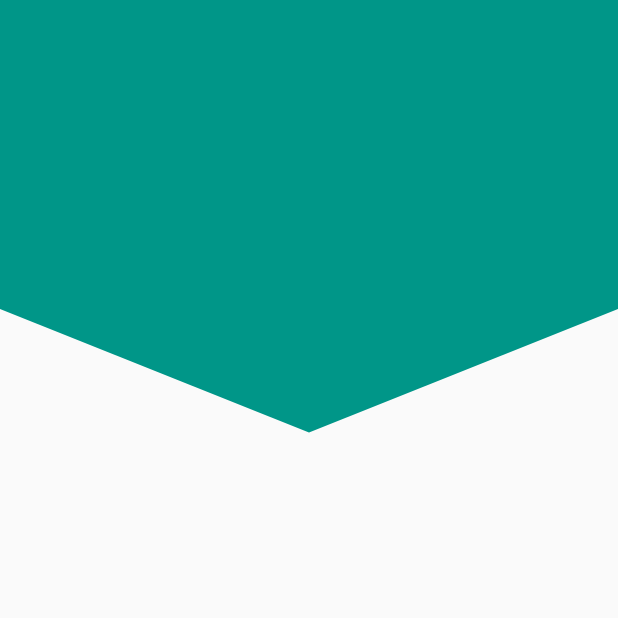
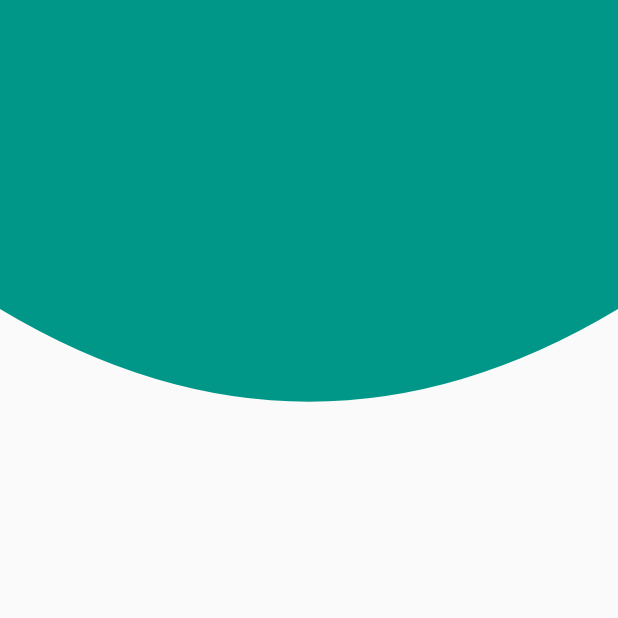
Before and after one commit to joseluisseg05/c_u_f_disenio_1, a Flutter app: the screen it shows after launch, on a phone screen of 412 x 824 dp, the top half of it. Run offline on Flutter 3.47's test engine with Material 2 defaults, Android fonts, the phone set to English and light mode, and no system bars.

Commit message:
Custom Painter Curva

```diff
--- a/lib/src/pages/home_page.dart
+++ b/lib/src/pages/home_page.dart
@@ -8,7 +8,7 @@ class HomePage extends StatelessWidget {
   Widget build(BuildContext context) {
     return Scaffold(
       //body: HeaderCuadrado(),
-      body: HeaderPico(),
+      body: HeaderCurvo(),
     );
   }
 }
--- a/lib/src/widgets/header_cua_wdg.dart
+++ b/lib/src/widgets/header_cua_wdg.dart
@@ -143,3 +143,48 @@ class _PicoPainter extends CustomPainter {
     return true;
   }
 }
+
+class HeaderCurvo extends StatelessWidget {
+  @override
+  Widget build(BuildContext context) {
+    return Container(
+      height: double.infinity,
+      width: double.infinity,
+      //color: Colors.teal,
+      child: CustomPaint(
+        painter: _CurvoPainter(),
+      ),
+    );
+  }
+}
+
+class _CurvoPainter extends CustomPainter {
+  @override
+  void paint(Canvas canvas, Size size) {
+    final paint = Paint();
+    //propiedades
+    paint.color = Colors.teal;
+    //paint.style = PaintingStyle.stroke; //dibuja la linea
+    paint.style = PaintingStyle.fill; //rellena
+    paint.strokeWidth = 5.0;
+
+    final path = Path();
+    //dibujar
+    path.lineTo(0, size.height * 0.25);
+    path.quadraticBezierTo(
+      size.width * 0.5, // estas dos lineas es el punto donde realiza la curva
+      size.height * 0.4,
+      size.width, //estas dos lineas corresponde a donde termina la curva
+      size.height * 0.25,
+    );
+    path.lineTo(size.width, 0);
+    path.lineTo(0, 0);
+
+    canvas.drawPath(path, paint);
+  }
+
+  @override
+  bool shouldRepaint(CustomPainter oldDelegate) {
+    return true;
+  }
+}
```
